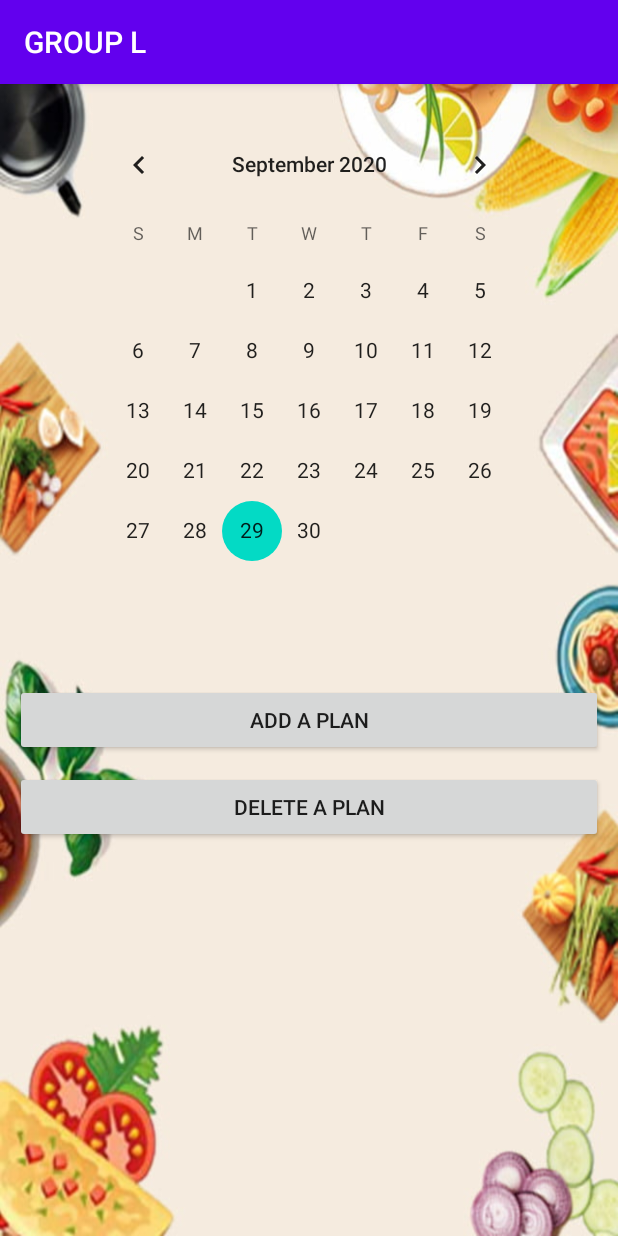
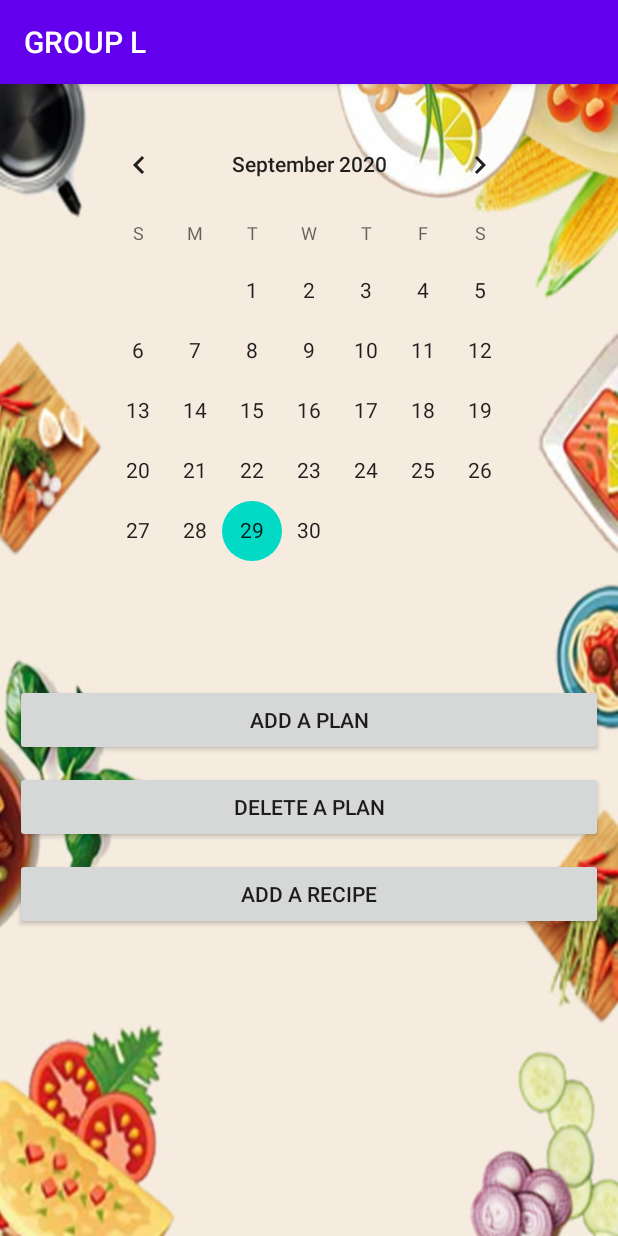
Before and after one commit to barneshn2/MealPlanner, an Android app: the screen it shows after launch (MainActivity), on a phone screen of 412 x 824 dp. Run offline under Robolectric (Android 15) with nearby library versions, the phone set to English and light mode, and no system bars.

Commit message:
added buttons and text editor

```diff
--- a/app/src/main/AndroidManifest.xml
+++ b/app/src/main/AndroidManifest.xml
@@ -9,6 +9,7 @@
         android:roundIcon="@mipmap/ic_launcher_round"
         android:supportsRtl="true"
         android:theme="@style/AppTheme">
+        <activity android:name=".recipeAdd"></activity>
         <activity android:name=".MainActivity">
             <intent-filter>
                 <action android:name="android.intent.action.MAIN" />
@@ -16,7 +17,7 @@
                 <category android:name="android.intent.category.LAUNCHER" />
             </intent-filter>
         </activity>
-        <activity android:name=".Addaplan"></activity>
+        <activity android:name=".Addaplan" />
     </application>
 
 </manifest>
--- a/app/src/main/java/com/example/groupl/MainActivity.java
+++ b/app/src/main/java/com/example/groupl/MainActivity.java
@@ -11,12 +11,20 @@ import android.widget.RadioButton;
 
 public class MainActivity extends AppCompatActivity {
 
+    EditText recipeName;
+    EditText ingredientName;
+    Button ingredientadd;
+    Button recipeSavebutton;
+
     @Override
     protected void onCreate(Bundle savedInstanceState) {
         super.onCreate(savedInstanceState);
         setContentView(R.layout.activity_main);
         findViewById(R.id.calendarView);
-
+        recipeName = findViewById(R.id.recipename);
+        ingredientName = findViewById(R.id.ingredientName);
+        ingredientadd = findViewById(R.id.ingredientAdd);
+        recipeSavebutton = findViewById(R.id.recipeSave);
     }
 
     public void AddaPlan(View view) {
@@ -29,4 +37,11 @@ public class MainActivity extends AppCompatActivity {
 
     public void DeleteaPlan(View view) {
     }
+
+    public void AddaRecipe(View view){
+
+        // create a intent
+        Intent intent1 = new Intent(this, recipeAdd.class);
+        startActivity(intent1);
+    }
 }
--- a/app/src/main/res/layout/activity_main.xml
+++ b/app/src/main/res/layout/activity_main.xml
@@ -59,4 +59,17 @@
         app:layout_constraintHorizontal_bias="0.46"
         app:layout_constraintStart_toStartOf="@+id/textView" />
 
+    <Button
+        android:id="@+id/button4"
+        android:layout_width="0dp"
+        android:layout_height="wrap_content"
+        android:layout_margin="10dp"
+        android:layout_marginTop="140dp"
+        android:text="ADD A RECIPE"
+        android:onClick="AddaRecipe"
+        app:layout_constraintEnd_toEndOf="parent"
+        app:layout_constraintHorizontal_bias="0.842"
+        app:layout_constraintStart_toStartOf="parent"
+        app:layout_constraintTop_toBottomOf="@+id/button" />
+
 </androidx.constraintlayout.widget.ConstraintLayout>
```
Also changed, not shown: app/src/main/java/com/example/groupl/recipeAdd.java (added, +17 -0 lines), app/src/main/res/layout/activity_recipe_add.xml (added, +77 -0 lines), 1 other file.
